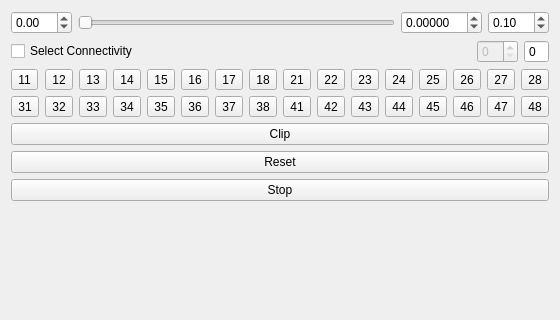
First picture: the form in src/QOrthodonticsContourControllerWidget.ui, repository wuzhuobin/Orthodontics, before the edit; both pictures show x 0 to 560 and y 0 to 320 of the 560 by 700 pixel window.
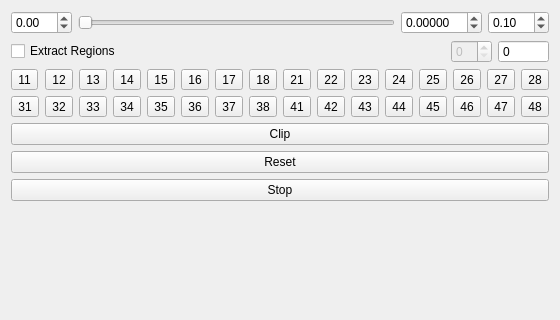
Second picture: the form after the edit.

Commit message: Reorder the point size of regions

```diff
--- a/src/QOrthodonticsContourControllerWidget.ui
+++ b/src/QOrthodonticsContourControllerWidget.ui
@@ -81,7 +81,7 @@
      <item>
       <widget class="QCheckBox" name="checkBoxSelectConnectivity">
        <property name="text">
-        <string>Select Connectivity</string>
+        <string>Extract Regions</string>
        </property>
       </widget>
      </item>
@@ -103,6 +103,9 @@
        <property name="enabled">
         <bool>false</bool>
        </property>
+       <property name="minimum">
+        <number>0</number>
+       </property>
       </widget>
      </item>
      <item>
@@ -113,6 +116,9 @@
        <property name="buttonSymbols">
         <enum>QAbstractSpinBox::NoButtons</enum>
        </property>
+       <property name="maximum">
+        <number>999999999</number>
+       </property>
       </widget>
      </item>
     </layout>
```
Left out of the diff: 6 changed lines with no effect on the pictures. The commit also changes 5 other files.
